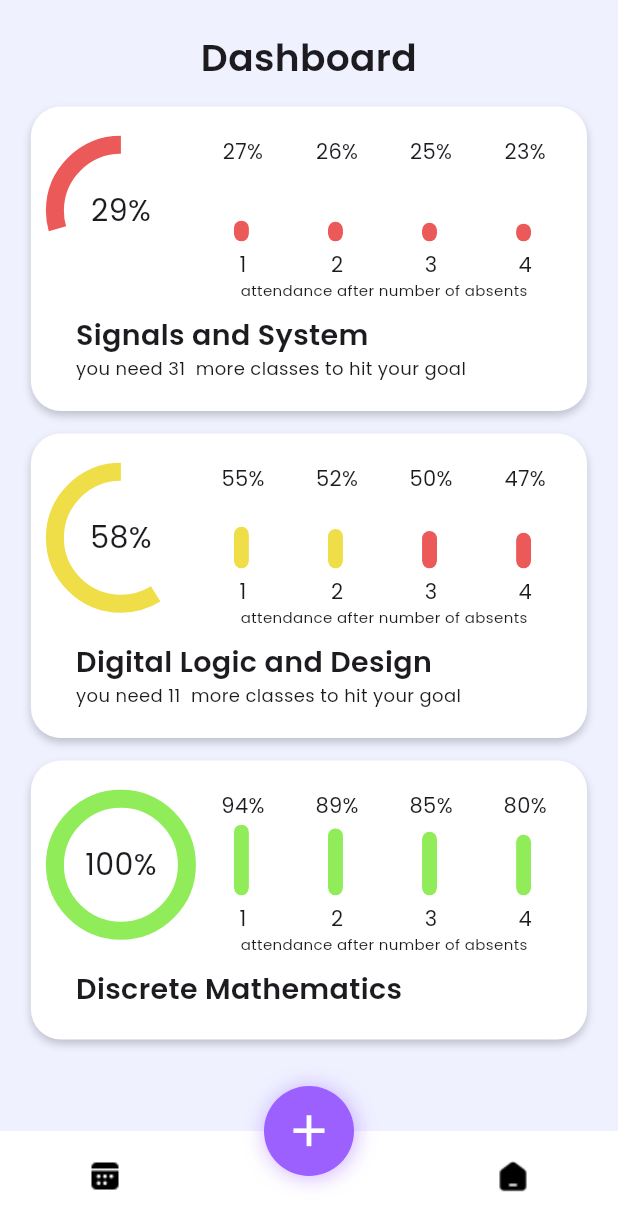
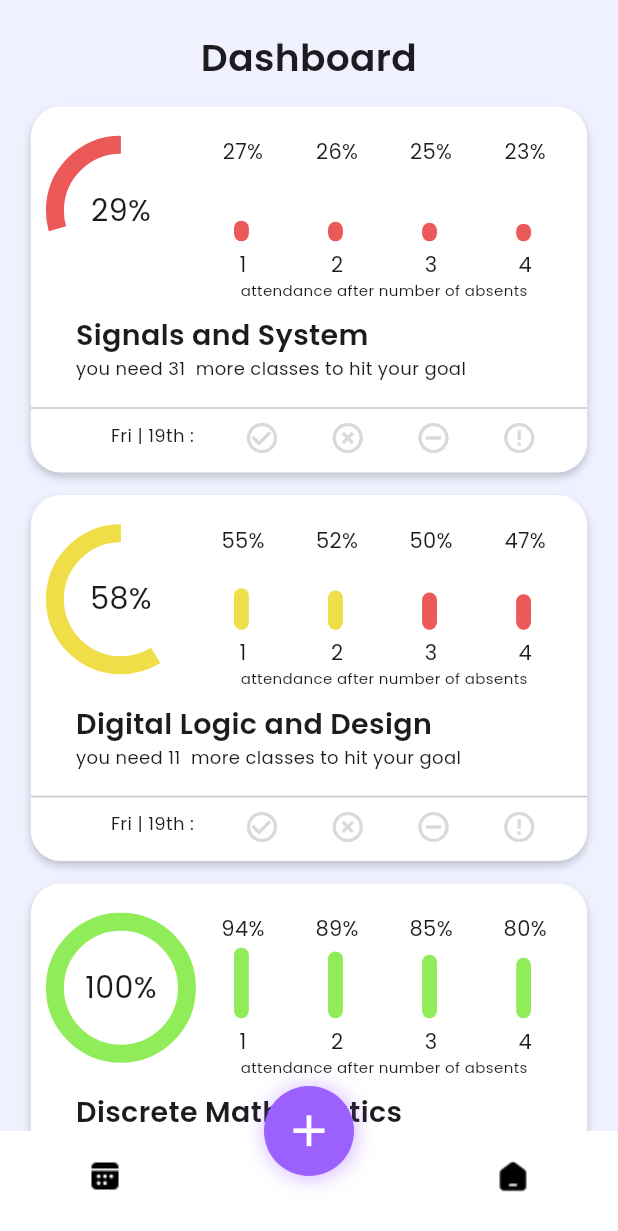
Before and after one commit to BlueDes-Studio/chime, a Flutter app: the screen it shows after launch, on a phone screen of 412 x 824 dp. Shown: the top 1231 px of the screen. Run offline on Flutter 3.47's test engine with Material 2 defaults, Android fonts, the phone set to English and light mode, and no system bars; drawn by our look-alikes of simple_shadow; our stand-ins replace flutter_svg.

Commit message:
added subject cards to dashboard

```diff
--- a/lib/components/molecules/dashboard/subject_card.dart
+++ b/lib/components/molecules/dashboard/subject_card.dart
@@ -17,6 +17,48 @@ Color getProgressBarColor(double percentage) {
 
 double recommendNumberOfClassesToAttend(int attended, int total, int target) {
   return ((target * total) - (100 * attended)) / (100 - target);
+}
+
+class SetAttendanceStatus extends StatelessWidget {
+  const SetAttendanceStatus({super.key});
+
+  @override
+  Widget build(BuildContext context) {
+    return const SizedBox(
+      height: 20,
+      child: Row(
+        mainAxisAlignment: MainAxisAlignment.spaceEvenly,
+        children: [
+          Padding(
+            padding: EdgeInsets.only(left: 20),
+            child: Text(
+              "Fri | 19th :",
+              style: TextStyle(
+                fontFamily: "Poppins",
+                fontSize: 12,
+              ),
+            ),
+          ),
+          Icon(
+            Icons.check_circle_outline,
+            color: Color(0xffD9D9D9),
+          ),
+          Icon(
+            Icons.highlight_off,
+            color: Color(0xffD9D9D9),
+          ),
+          Icon(
+            Icons.remove_circle_outline,
+            color: Color(0xffD9D9D9),
+          ),
+          Icon(
+            Icons.error_outline,
+            color: Color(0xffD9D9D9),
+          ),
+        ],
+      ),
+    );
+  }
 }
 
 class FutureAttendancePercentageSpecs extends StatelessWidget {
@@ -214,8 +256,13 @@ class SubjectCard extends StatelessWidget {
                             )
                           : Container(),
                       Container(
-                        height: 20,
-                      )
+                        height: 10,
+                      ),
+                      const Divider(),
+                      const SetAttendanceStatus(),
+                      Container(
+                        height: 15,
+                      ),
                     ],
                   ),
                 ),
--- a/lib/screens/dashboard.dart
+++ b/lib/screens/dashboard.dart
@@ -1,7 +1,5 @@
 import 'dart:math';
 
-import 'package:chime/components/atoms/circular_progress_indicator.dart';
-import 'package:chime/components/atoms/linear_percent_indicator.dart';
 import 'package:chime/components/molecules/dashboard/subject_card.dart';
 import 'package:chime/components/molecules/dashboard/subject_entry.dart';
 import 'package:chime/components/molecules/dashboard/subject_input_component.dart';
```
